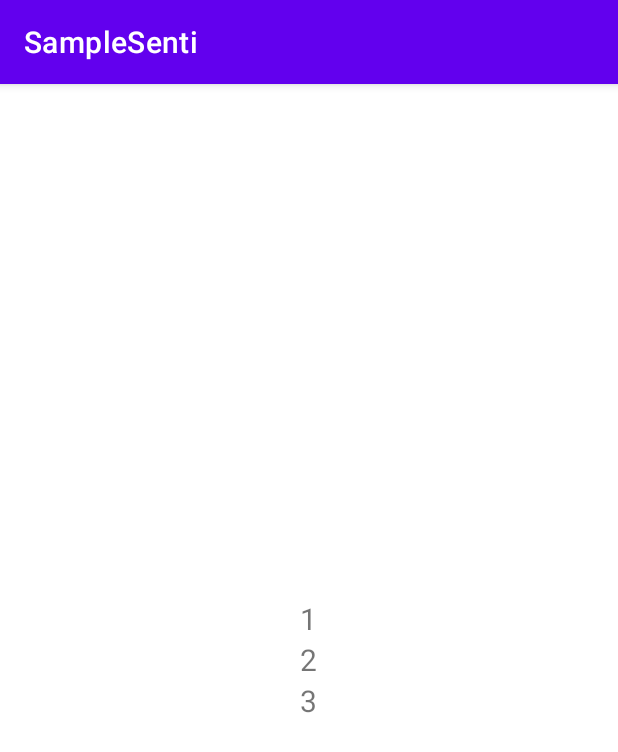
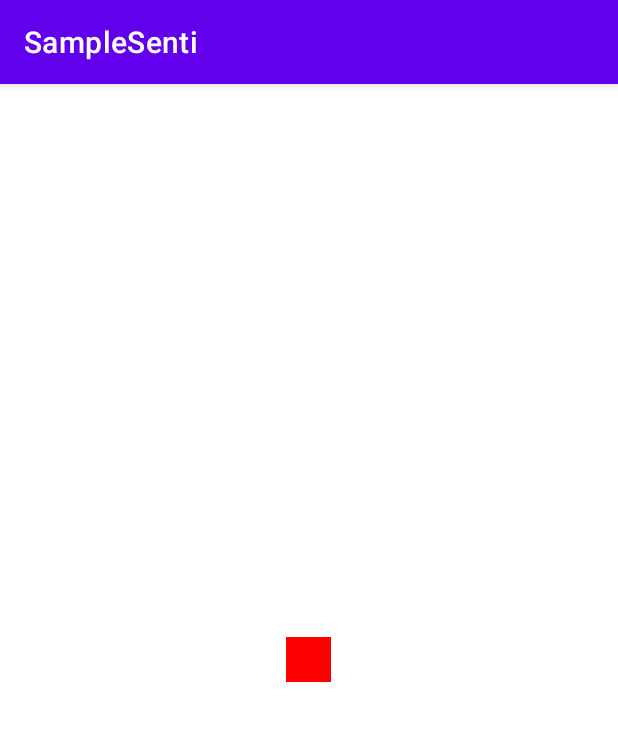
Before and after one commit to plitche/Android_Prac, an Android app: the screen it shows after launch (MainActivity), on a phone screen of 412 x 824 dp. Shown: the top 752 px of the screen. Run offline under Robolectric (Android 15) with nearby library versions, the phone set to English and light mode, and no system bars.

Commit message:
3. 화면 그리기, 레이아웃 RelativeLayout & LinearLayout
레이아웃 중복

```diff
--- a/SampleSenti/app/src/main/res/layout/activity_main.xml
+++ b/SampleSenti/app/src/main/res/layout/activity_main.xml
@@ -1,32 +1,15 @@
 <?xml version="1.0" encoding="utf-8"?>
 <RelativeLayout xmlns:android="http://schemas.android.com/apk/res/android"
     android:layout_width="match_parent"
-    android:layout_height="match_parent"
-    android:orientation="vertical">
+    android:layout_height="match_parent">
 
-    <TextView
-        android:layout_width="wrap_content"
-        android:layout_height="wrap_content"
-        android:text="1"
-        android:textSize="20sp"
-        android:layout_above="@+id/TextView_2"
-        android:layout_centerHorizontal="true"
-    />
-    <TextView
-        android:id="@+id/TextView_2"
-        android:layout_width="wrap_content"
-        android:layout_height="wrap_content"
-        android:text="2"
-        android:textSize="20sp"
+    <LinearLayout
+        android:layout_width="30dp"
+        android:layout_height="30dp"
+        android:background="#ff0000"
         android:layout_centerInParent="true"
-    />
-    <TextView
-        android:layout_width="wrap_content"
-        android:layout_height="wrap_content"
-        android:text="3"
-        android:textSize="20sp"
-        android:layout_below="@+id/TextView_2"
-        android:layout_centerHorizontal="true"
+        android:orientation="vertical"
+
     />
 
 </RelativeLayout>
```
